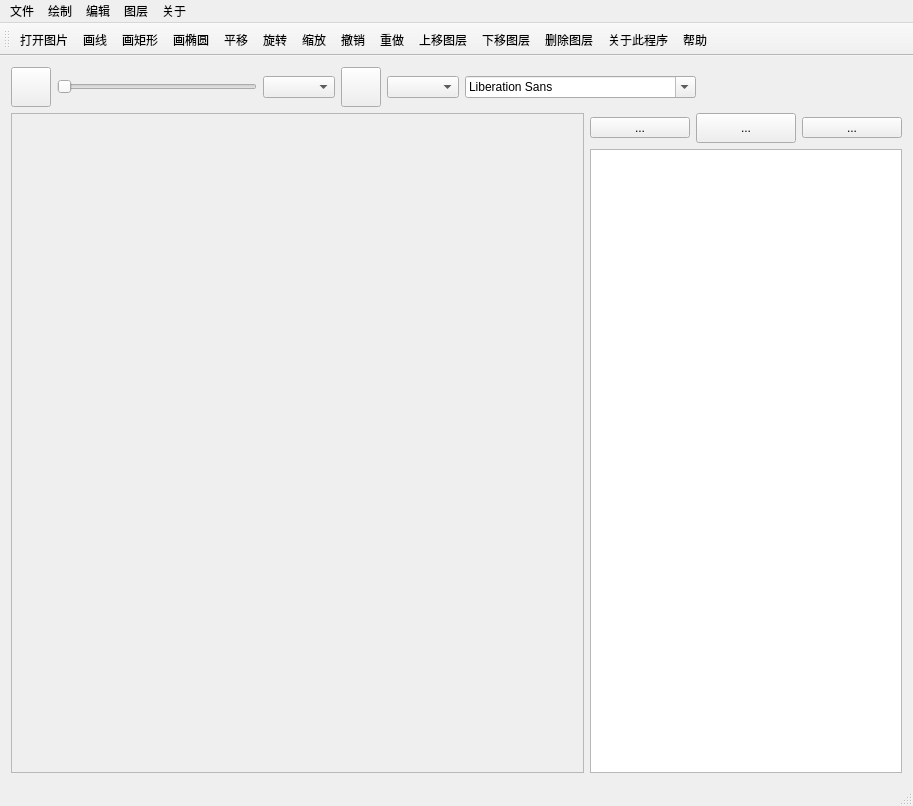
First picture: the form in src/View/mainwindow.ui, repository RayeRen/MiniPhotoShop, before the edit.
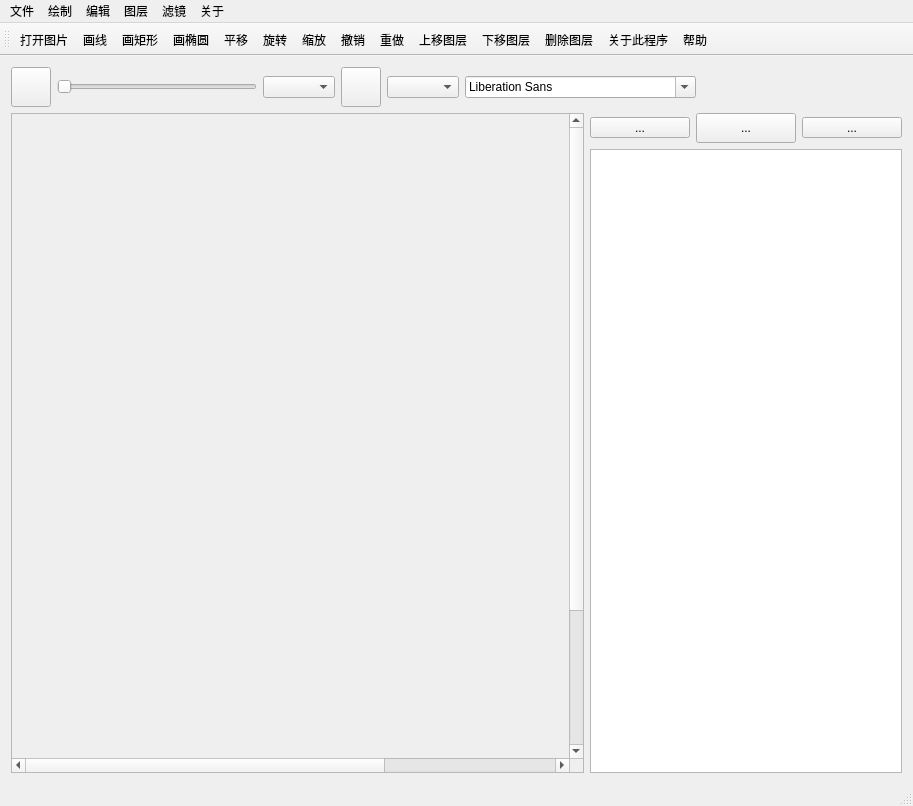
Second picture: the form after the edit. Icons and pictures are not drawn. Custom widgets are drawn as their Qt base class.

Commit message: 增加了部分滤镜的UI

What changed in the file:
```diff
--- a/src/View/mainwindow.ui
+++ b/src/View/mainwindow.ui
@@ -143,13 +143,26 @@
           <rect>
            <x>0</x>
            <y>0</y>
-           <width>562</width>
-           <height>636</height>
+           <width>822</width>
+           <height>822</height>
           </rect>
          </property>
          <layout class="QHBoxLayout" name="horizontalLayout_2">
           <item>
-           <widget class="ImageWidget" name="MainDisplayWidget" native="true"/>
+           <widget class="ImageWidget" name="MainDisplayWidget" native="true">
+            <property name="minimumSize">
+             <size>
+              <width>800</width>
+              <height>800</height>
+             </size>
+            </property>
+            <property name="maximumSize">
+             <size>
+              <width>800</width>
+              <height>800</height>
+             </size>
+            </property>
+           </widget>
           </item>
          </layout>
         </widget>
@@ -287,10 +300,19 @@
     <addaction name="action_layoutDown"/>
     <addaction name="action_deleteLayout"/>
    </widget>
+   <widget class="QMenu" name="menu_6">
+    <property name="title">
+     <string>滤镜</string>
+    </property>
+    <addaction name="action_inverse"/>
+    <addaction name="action_histoEqu"/>
+    <addaction name="action_logOper"/>
+   </widget>
    <addaction name="menu"/>
    <addaction name="menu_2"/>
    <addaction name="menu_4"/>
    <addaction name="menu_5"/>
+   <addaction name="menu_6"/>
    <addaction name="menu_3"/>
   </widget>
   <widget class="QToolBar" name="mainToolBar">
```
Left out of the diff: 15 changed lines with no effect on the pictures. The commit also changes 8 other files.
